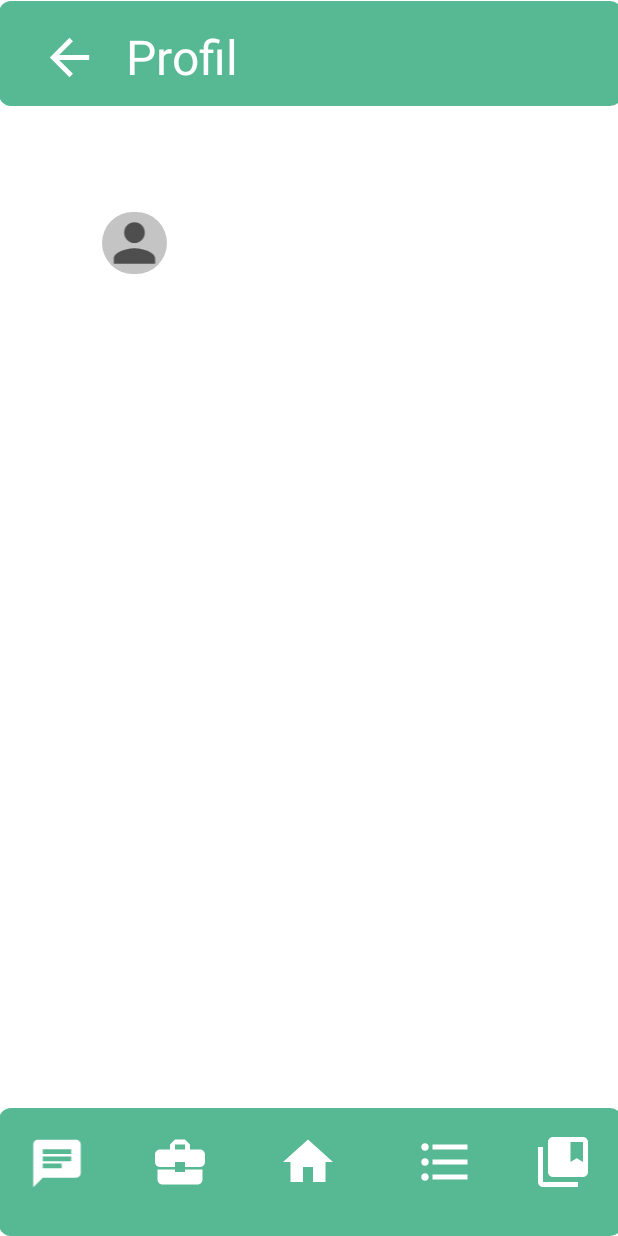
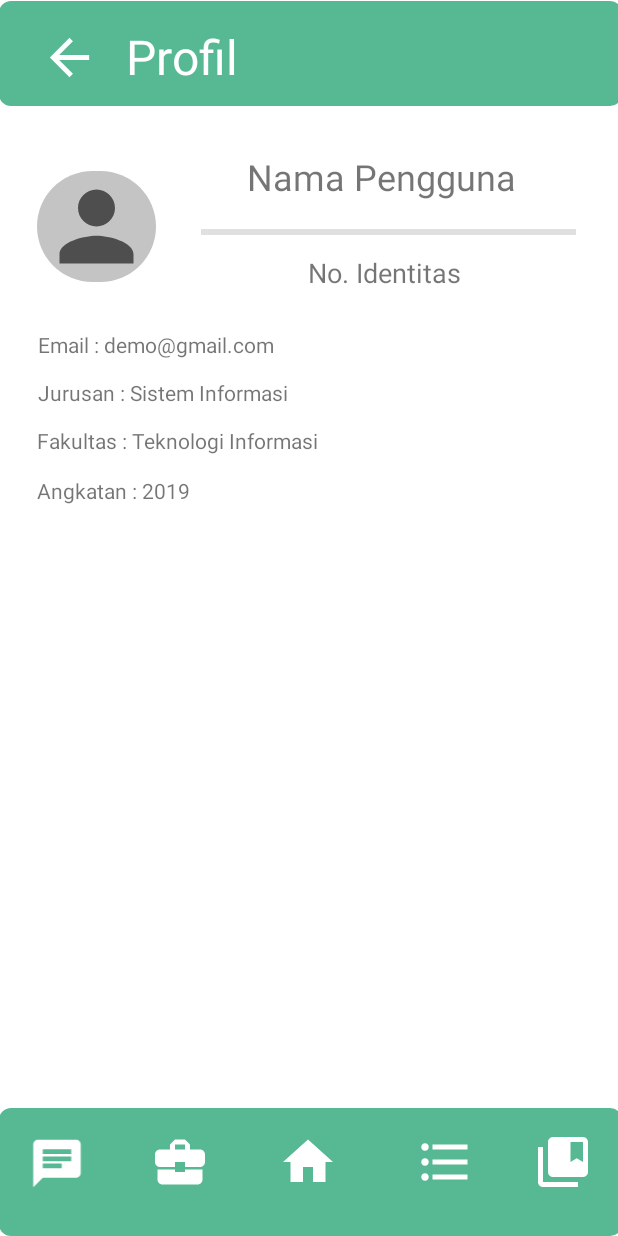
Before and after one commit to rafvyocta/UnLoc, an Android app: the layout profil.xml on its own in the app's theme, with its tools: preview values and no code run, on a phone screen of 412 x 824 dp. Run offline under Robolectric (Android 15) with nearby library versions, the phone set to English and light mode, and no system bars.

Commit message:
perubahan profil & fasilitas

```diff
--- /dev/null
+++ b/app/src/main/res/drawable/ic_baseline_horizontal_rule_24.xml
@@ -0,0 +1,6 @@
+<vector android:height="20dp" android:tint="#57B894"
+    android:viewportHeight="24" android:viewportWidth="24"
+    android:width="20dp" xmlns:android="http://schemas.android.com/apk/res/android">
+    <path android:fillColor="@android:color/white"
+        android:fillType="evenOdd" android:pathData="M4,11h16v2h-16z"/>
+</vector>
--- a/app/src/main/res/layout/profil.xml
+++ b/app/src/main/res/layout/profil.xml
@@ -3,12 +3,14 @@
     xmlns:app="http://schemas.android.com/apk/res-auto"
     xmlns:tools="http://schemas.android.com/tools"
     android:layout_width="match_parent"
-    android:layout_height="match_parent">
+    android:layout_height="match_parent"
+    android:backgroundTint="#57B894">
 
     <ImageView
         android:id="@+id/imageView10"
         android:layout_width="415dp"
         android:layout_height="85dp"
+        android:foregroundTint="#57B894"
         app:layout_constraintBottom_toBottomOf="parent"
         app:layout_constraintEnd_toEndOf="parent"
         app:layout_constraintStart_toStartOf="parent"
@@ -115,16 +117,102 @@
 
     <ImageView
         android:id="@+id/imageView21"
+        android:layout_width="79dp"
+        android:layout_height="74dp"
         android:background="@drawable/logo_abu"
-        android:layout_width="43dp"
-        android:layout_height="41dp"
         app:layout_constraintBottom_toBottomOf="parent"
         app:layout_constraintEnd_toEndOf="parent"
-        app:layout_constraintHorizontal_bias="0.184"
+        app:layout_constraintHorizontal_bias="0.075"
         app:layout_constraintStart_toStartOf="parent"
         app:layout_constraintTop_toTopOf="parent"
-        app:layout_constraintVertical_bias="0.181"
+        app:layout_constraintVertical_bias="0.152"
         app:srcCompat="@drawable/ic_baseline_person_24" />
+
+    <TextView
+        android:id="@+id/textView14"
+        android:layout_width="wrap_content"
+        android:layout_height="wrap_content"
+        android:text="Nama Pengguna"
+        android:textSize="24dp"
+        app:layout_constraintBottom_toBottomOf="parent"
+        app:layout_constraintEnd_toEndOf="parent"
+        app:layout_constraintHorizontal_bias="0.708"
+        app:layout_constraintStart_toStartOf="parent"
+        app:layout_constraintTop_toTopOf="parent"
+        app:layout_constraintVertical_bias="0.128" />
+
+    <TextView
+        android:id="@+id/textView15"
+        android:layout_width="wrap_content"
+        android:layout_height="wrap_content"
+        android:text="No. Identitas"
+        android:textSize="18dp"
+        app:layout_constraintBottom_toBottomOf="parent"
+        app:layout_constraintEnd_toEndOf="parent"
+        app:layout_constraintHorizontal_bias="0.663"
+        app:layout_constraintStart_toStartOf="parent"
+        app:layout_constraintTop_toTopOf="parent"
+        app:layout_constraintVertical_bias="0.212" />
+
+    <TextView
+        android:id="@+id/textView16"
+        android:layout_width="wrap_content"
+        android:layout_height="wrap_content"
+        android:text="Email : demo@gmail.com"
+        app:layout_constraintBottom_toBottomOf="parent"
+        app:layout_constraintEnd_toEndOf="parent"
+        app:layout_constraintHorizontal_bias="0.099"
+        app:layout_constraintStart_toStartOf="parent"
+        app:layout_constraintTop_toTopOf="parent"
+        app:layout_constraintVertical_bias="0.273" />
+
+    <TextView
+        android:id="@+id/textView17"
+        android:layout_width="wrap_content"
+        android:layout_height="wrap_content"
+        android:text="Jurusan : Sistem Informasi"
+        app:layout_constraintBottom_toBottomOf="parent"
+        app:layout_constraintEnd_toEndOf="parent"
+        app:layout_constraintHorizontal_bias="0.102"
+        app:layout_constraintStart_toStartOf="parent"
+        app:layout_constraintTop_toTopOf="parent"
+        app:layout_constraintVertical_bias="0.313" />
+
+    <TextView
+        android:id="@+id/textView18"
+        android:layout_width="wrap_content"
+        android:layout_height="wrap_content"
+        android:text="Fakultas : Teknologi Informasi"
+        app:layout_constraintBottom_toBottomOf="parent"
+        app:layout_constraintEnd_toEndOf="parent"
+        app:layout_constraintHorizontal_bias="0.111"
+        app:layout_constraintStart_toStartOf="parent"
+        app:layout_constraintTop_toTopOf="parent"
+        app:layout_constraintVertical_bias="0.353" />
+
+    <TextView
+        android:id="@+id/textView19"
+        android:layout_width="wrap_content"
+        android:layout_height="wrap_content"
+        android:text="Angkatan : 2019"
+        app:layout_constraintBottom_toBottomOf="parent"
+        app:layout_constraintEnd_toEndOf="parent"
+        app:layout_constraintHorizontal_bias="0.08"
+        app:layout_constraintStart_toStartOf="parent"
+        app:layout_constraintTop_toTopOf="parent"
+        app:layout_constraintVertical_bias="0.394" />
+
+    <View
+        android:id="@+id/divider2"
+        android:layout_width="250dp"
+        android:layout_height="4dp"
+        android:background="?android:attr/listDivider"
+        app:layout_constraintBottom_toBottomOf="parent"
+        app:layout_constraintEnd_toEndOf="parent"
+        app:layout_constraintHorizontal_bias="0.826"
+        app:layout_constraintStart_toStartOf="parent"
+        app:layout_constraintTop_toTopOf="parent"
+        app:layout_constraintVertical_bias="0.186" />
 
 
 </androidx.constraintlayout.widget.ConstraintLayout>
```
Also changed, not shown: app/src/main/res/layout/fasilitas.xml (added, +80 -0 lines).
